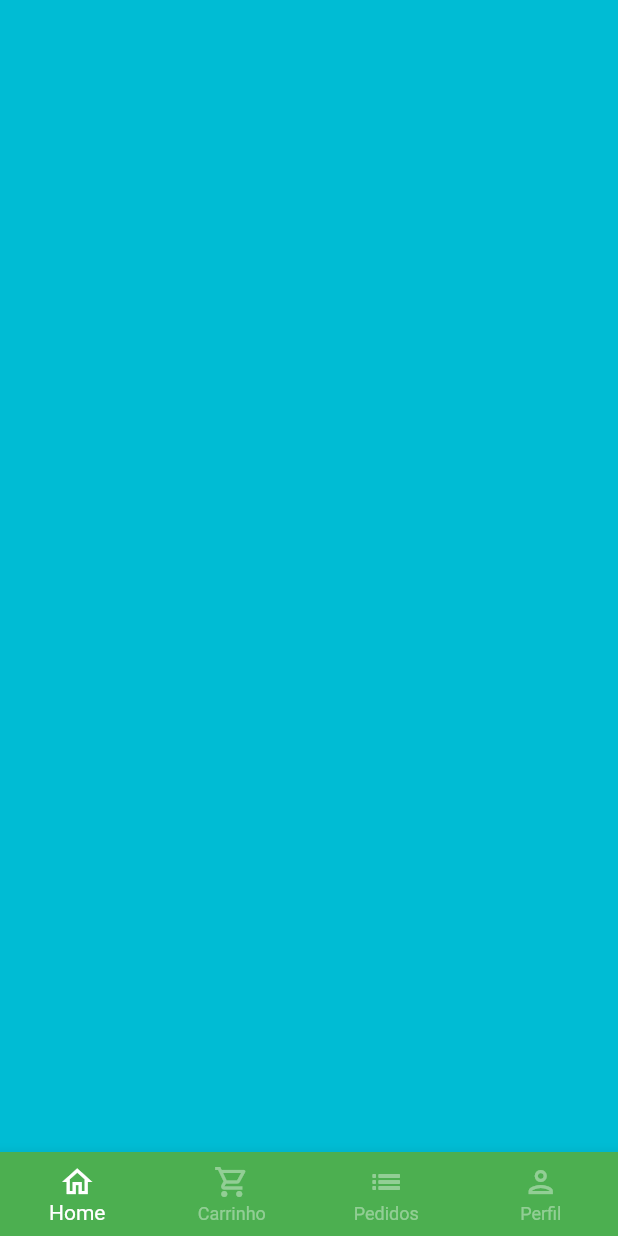
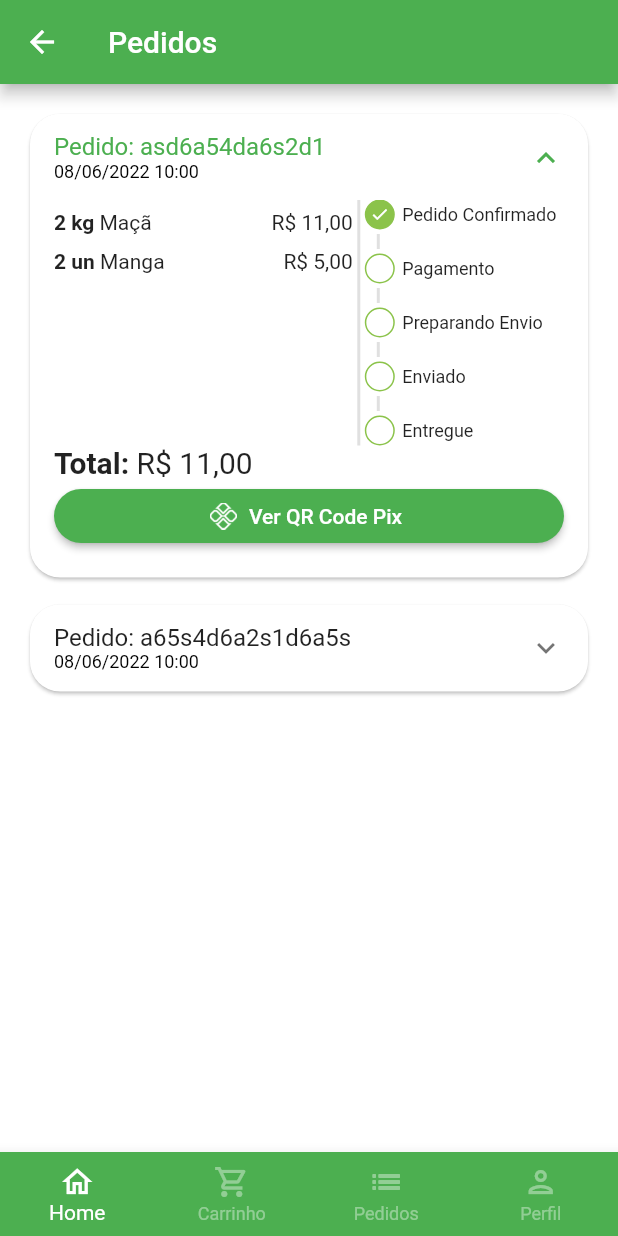
Before and after one commit to o-Angelo/flutter-and-getX, a Flutter app: the BaseScreen screen opened directly, swiped to page 3, on a phone screen of 412 x 824 dp. Run offline on Flutter 3.47's test engine with Material 2 defaults, Android fonts, the phone set to English and light mode, and no system bars; our stand-ins replace animated_text_kit, badges, mask_text_input_formatter, qr_flutter.

Commit message:
Order UI | Finished

```diff
--- a/lib/src/config/app_data.dart
+++ b/lib/src/config/app_data.dart
@@ -1,5 +1,6 @@
 import 'package:quitanda/src/models/cart_item_model.dart';
 import 'package:quitanda/src/models/item_model.dart';
+import 'package:quitanda/src/models/order_model.dart';
 import 'package:quitanda/src/models/user_model.dart';
 
 ItemModel apple = ItemModel(
@@ -96,3 +97,49 @@ UserModel user = UserModel(
   cpf: '999.999.999-99',
   password: '',
 );
+
+List<OrderModel> orders = [
+  // Pedido 01
+  OrderModel(
+    copyAndPaste: 'q1w2e3r4t5y6',
+    createdDateTime: DateTime.parse(
+      '2022-06-08 10:00:10.458',
+    ),
+    overdueDateTime: DateTime.parse(
+      '2024-06-08 11:00:10.458',
+    ),
+    id: 'asd6a54da6s2d1',
+    status: 'pending_payment',
+    total: 11.0,
+    items: [
+      CartItemModel(
+        item: apple,
+        quantity: 2,
+      ),
+      CartItemModel(
+        item: mango,
+        quantity: 2,
+      ),
+    ],
+  ),
+
+  // Pedido 02
+  OrderModel(
+    copyAndPaste: 'q1w2e3r4t5y6',
+    createdDateTime: DateTime.parse(
+      '2022-06-08 10:00:10.458',
+    ),
+    overdueDateTime: DateTime.parse(
+      '2024-06-08 11:00:10.458',
+    ),
+    id: 'a65s4d6a2s1d6a5s',
+    status: 'delivered',
+    total: 11.5,
+    items: [
+      CartItemModel(
+        item: guava,
+        quantity: 1,
+      ),
+    ],
+  ),
+];
--- /dev/null
+++ b/lib/src/models/order_model.dart
@@ -0,0 +1,21 @@
+import 'package:quitanda/src/models/cart_item_model.dart';
+
+class OrderModel {
+  String id;
+  String status;
+  String copyAndPaste;
+  DateTime createdDateTime;
+  DateTime overdueDateTime;
+  List<CartItemModel> items;
+  double total;
+
+  OrderModel({
+    required this.id,
+    required this.status,
+    required this.copyAndPaste,
+    required this.createdDateTime,
+    required this.overdueDateTime,
+    required this.items,
+    required this.total,
+  });
+}
--- a/lib/src/pages/base/base_screen.dart
+++ b/lib/src/pages/base/base_screen.dart
@@ -1,6 +1,7 @@
 import 'package:flutter/material.dart';
 import 'package:quitanda/src/pages/cart/cart_tab.dart';
 import 'package:quitanda/src/pages/home/home_tab.dart';
+import 'package:quitanda/src/pages/orders/orders_tab.dart';
 import 'package:quitanda/src/pages/profile/profile_tab.dart';
 
 class BaseScreen extends StatefulWidget {
@@ -20,11 +21,11 @@ class _BaseScreenState extends State<BaseScreen> {
       body: PageView(
         controller: pageController,
         physics: const NeverScrollableScrollPhysics(),
-        children: [
-          const HomeTab(),
-          const CartTab(),
-          Container(color: Colors.cyan),
-          const ProfileTab(),
+        children: const [
+          HomeTab(),
+          CartTab(),
+          OrdersTab(),
+          ProfileTab(),
         ],
       ),
       bottomNavigationBar: BottomNavigationBar(
--- a/lib/src/pages/cart/cart_tab.dart
+++ b/lib/src/pages/cart/cart_tab.dart
@@ -2,6 +2,7 @@ import 'package:flutter/material.dart';
 import 'package:quitanda/src/config/custom_colors.dart';
 import 'package:quitanda/src/models/cart_item_model.dart';
 import 'package:quitanda/src/pages/cart/components/cart_tile.dart';
+import 'package:quitanda/src/pages/common_widgets/payment_dialog.dart';
 import 'package:quitanda/src/services/utils_services.dart';
 import 'package:quitanda/src/config/app_data.dart' as appData;
 
@@ -92,6 +93,17 @@ class _CartTabState extends State<CartTab> {
                   child: ElevatedButton(
                     onPressed: () async {
                       bool? result = await showOrderConfirmation();
+
+                      if (result ?? false) {
+                        showDialog(
+                          context: context,
+                          builder: (context) {
+                            return PaymentDialog(
+                              order: appData.orders.first,
+                            );
+                          },
+                        );
+                      }
                     },
                     style: ElevatedButton.styleFrom(
                       backgroundColor: CustomColors.customSwatchColor,
--- /dev/null
+++ b/lib/src/pages/common_widgets/payment_dialog.dart
@@ -0,0 +1,102 @@
+import 'package:flutter/material.dart';
+import 'package:qr_flutter/qr_flutter.dart';
+import 'package:quitanda/src/models/order_model.dart';
+import 'package:quitanda/src/services/utils_services.dart';
+
+class PaymentDialog extends StatelessWidget {
+  final OrderModel order;
+
+  PaymentDialog({super.key, required this.order});
+
+  final UtilsServices utilsServices = UtilsServices();
+
+  @override
+  Widget build(BuildContext context) {
+    return Dialog(
+      shape: RoundedRectangleBorder(borderRadius: BorderRadius.circular(20)),
+      child: Stack(
+        alignment: Alignment.center,
+        children: [
+          // Conteudo
+          Padding(
+            padding: const EdgeInsets.all(8.0),
+            child: Column(
+              mainAxisSize: MainAxisSize.min,
+              children: [
+                const Padding(
+                  padding: EdgeInsets.symmetric(vertical: 10),
+                  child: Text(
+                    'Pagamento via PIX',
+                    style: TextStyle(
+                      fontWeight: FontWeight.bold,
+                      fontSize: 18,
+                    ),
+                  ),
+                ),
+
+                // qr code
+                QrImage(
+                  data: 'hahahahah',
+                  version: QrVersions.auto,
+                  size: 200,
+                ),
+
+                // vencimento
+                Text(
+                  'Vencimento: ${utilsServices.formatDateTime(order.overdueDateTime)}',
+                  style: const TextStyle(
+                    fontSize: 12,
+                  ),
+                ),
+
+                // total
+                Text(
+                  'Total: ${utilsServices.priceToCurrency(order.total)}',
+                  style: const TextStyle(
+                    fontSize: 17,
+                    fontWeight: FontWeight.bold,
+                  ),
+                ),
+
+                // copia e cola
+                OutlinedButton.icon(
+                  onPressed: () {},
+                  style: OutlinedButton.styleFrom(
+                    shape: RoundedRectangleBorder(
+                      borderRadius: BorderRadius.circular(20),
+                    ),
+                    side: const BorderSide(
+                      width: 2,
+                      color: Colors.green,
+                    ),
+                  ),
+                  icon: const Icon(
+                    Icons.copy,
+                    size: 15,
+                  ),
+                  label: const Text(
+                    'Copiar Código PIX',
+                    style: TextStyle(
+                      fontSize: 13,
+                    ),
+                  ),
+                ),
+              ],
+            ),
+          ),
+
+          Positioned(
+            top: 0,
+            right: 0,
+            child: IconButton(
+              onPressed: () {
+                Navigator.of(context).pop();
+              },
+              icon: const Icon(Icons.close),
+            ),
+          )
+        ],
+      ),
+    );
+  }
+}
--- /dev/null
+++ b/lib/src/pages/orders/components/order_status_widget.dart
@@ -0,0 +1,128 @@
+import 'package:flutter/material.dart';
+import 'package:quitanda/src/config/custom_colors.dart';
+
+class OrderStatusWidget extends StatelessWidget {
+  final String status;
+  final bool isOverdue;
+
+  final Map<String, int> allStatus = <String, int>{
+    'pending_payment': 0,
+    'refunded': 1,
+    'paid': 2,
+    'preparing_purchase': 3,
+    'shipping': 4,
+    'delivered': 5,
+  };
+
+  int get currentStatus => allStatus[status]!;
+
+  OrderStatusWidget({
+    super.key,
+    required this.status,
+    required this.isOverdue,
+  });
+
+  @override
+  Widget build(BuildContext context) {
+    return Column(
+      crossAxisAlignment: CrossAxisAlignment.start,
+      children: [
+        const _StatusDot(
+          isActive: true,
+          title: 'Pedido Confirmado',
+        ),
+        const _CustomDivider(),
+        if (currentStatus == 1) ...[
+          const _StatusDot(
+            isActive: true,
+            title: 'Pix Extornado',
+            backgroundColor: Colors.orange,
+          )
+        ] else if (isOverdue) ...[
+          const _StatusDot(
+            isActive: true,
+            title: 'Pagamento Pix Vencido',
+            backgroundColor: Colors.red,
+          )
+        ] else ...[
+          _StatusDot(isActive: currentStatus >= 2, title: 'Pagamento'),
+          const _CustomDivider(),
+          _StatusDot(isActive: currentStatus >= 3, title: 'Preparando Envio'),
+          const _CustomDivider(),
+          _StatusDot(isActive: currentStatus >= 4, title: 'Enviado'),
+          const _CustomDivider(),
+          _StatusDot(isActive: currentStatus == 5, title: 'Entregue'),
+        ]
+      ],
+    );
+  }
+}
+
+class _CustomDivider extends StatelessWidget {
+  const _CustomDivider({super.key});
+
+  @override
+  Widget build(BuildContext context) {
+    return Container(
+      margin: const EdgeInsets.symmetric(
+        horizontal: 8,
+        vertical: 3,
+      ),
+      height: 10,
+      width: 2,
+      color: Colors.grey.shade300,
+    );
+  }
+}
+
+class _StatusDot extends StatelessWidget {
+  final bool isActive;
+  final String title;
+  final Color? backgroundColor;
+
+  const _StatusDot({
+    required this.isActive,
+    required this.title,
+    this.backgroundColor,
+  });
+
+  @override
+  Widget build(BuildContext context) {
+    return Row(
+      children: [
+        // dot
+        Container(
+          alignment: Alignment.center,
+          height: 20,
+          width: 20,
+          decoration: BoxDecoration(
+            shape: BoxShape.circle,
+            border: Border.all(color: CustomColors.customSwatchColor),
+            color: isActive
+                ? backgroundColor ?? CustomColors.customSwatchColor
+                : Colors.transparent,
+          ),
+          child: isActive
+              ? const Icon(
+                  Icons.check,
+                  size: 13,
+                  color: Colors.white,
+                )
+              : const SizedBox.shrink(),
+        ),
+
+        const SizedBox(
+          width: 5,
+        ),
+
+        // texto
+        Expanded(
+          child: Text(
+            title,
+            style: const TextStyle(fontSize: 12),
+          ),
+        ),
+      ],
+    );
+  }
+}
--- /dev/null
+++ b/lib/src/pages/orders/components/order_tile.dart
@@ -0,0 +1,157 @@
+import 'package:flutter/material.dart';
+import 'package:quitanda/src/models/cart_item_model.dart';
+import 'package:quitanda/src/models/order_model.dart';
+import 'package:quitanda/src/pages/common_widgets/payment_dialog.dart';
+import 'package:quitanda/src/pages/orders/components/order_status_widget.dart';
+import 'package:quitanda/src/services/utils_services.dart';
+
+class OrderTile extends StatelessWidget {
+  final OrderModel order;
+  final UtilsServices utilsServices = UtilsServices();
+
+  OrderTile({super.key, required this.order});
+
+  @override
+  Widget build(BuildContext context) {
+    return Card(
+      shape: RoundedRectangleBorder(borderRadius: BorderRadius.circular(20)),
+      child: Theme(
+        data: Theme.of(context).copyWith(dividerColor: Colors.transparent),
+        child: ExpansionTile(
+          initiallyExpanded: order.status == 'pending_payment',
+          title: Column(
+            mainAxisSize: MainAxisSize.min,
+            crossAxisAlignment: CrossAxisAlignment.start,
+            children: [
+              Text('Pedido: ${order.id}'),
+              Text(
+                utilsServices.formatDateTime(order.createdDateTime),
+                style: const TextStyle(fontSize: 12, color: Colors.black),
+              ),
+            ],
+          ),
+          childrenPadding: const EdgeInsets.fromLTRB(16, 0, 16, 16),
+          expandedCrossAxisAlignment: CrossAxisAlignment.stretch,
+          children: [
+            IntrinsicHeight(
+              child: Row(
+                children: [
+                  // lista produtos
+                  Expanded(
+                    flex: 3,
+                    child: SizedBox(
+                      height: 150,
+                      child: ListView(
+                        children: order.items.map((orderItem) {
+                          return _OrderItemWidget(
+                            utilsServices: utilsServices,
+                            orderItem: orderItem,
+                          );
+                        }).toList(),
+                      ),
+                    ),
+                  ),
+
+                  // divisao
+                  VerticalDivider(
+                    color: Colors.grey.shade300,
+                    thickness: 2,
+                    width: 8,
+                  ),
+
+                  // status pedido
+                  Expanded(
+                    flex: 2,
+                    child: OrderStatusWidget(
+                      status: order.status,
+                      isOverdue: order.overdueDateTime.isBefore(DateTime.now()),
+                    ),
+                  ),
+                ],
+              ),
+            ),
+
+            // total
+            Text.rich(
+              TextSpan(
+                style: const TextStyle(fontSize: 20),
+                children: [
+                  const TextSpan(
+                    text: 'Total: ',
+                    style: TextStyle(
+                      fontWeight: FontWeight.bold,
+                    ),
+                  ),
+                  TextSpan(
+                    text: utilsServices.priceToCurrency(order.total),
+                  ),
+                ],
+              ),
+            ),
+
+            // botao pagamento
+            Visibility(
+              visible: order.status == 'pending_payment',
+              child: ElevatedButton.icon(
+                onPressed: () {
+                  showDialog(
+                    context: context,
+                    builder: (context) {
+                      return PaymentDialog(
+                        order: order,
+                      );
+                    },
+                  );
+                },
+                icon: Image.asset(
+                  'assets/app_images/pix.png',
+                  height: 18,
+                ),
+                label: const Text('Ver QR Code Pix'),
+                style: ElevatedButton.styleFrom(
+                  shape: RoundedRectangleBorder(
+                    borderRadius: BorderRadius.circular(20),
+                  ),
+                ),
+              ),
+            ),
+          ],
+        ),
+      ),
+    );
+  }
+}
+
+class _OrderItemWidget extends StatelessWidget {
+  const _OrderItemWidget({
+    Key? key,
+    required this.utilsServices,
+    required this.orderItem,
+  }) : super(key: key);
+
+  final UtilsServices utilsServices;
+  final CartItemModel orderItem;
+
+  @override
+  Widget build(BuildContext context) {
+    return Padding(
+      padding: const EdgeInsets.only(bottom: 10),
+      child: Row(
+        children: [
+          Text(
+            '${orderItem.quantity} ${orderItem.item.unit} ',
+            style: const TextStyle(
+              fontWeight: FontWeight.bold,
+            ),
+          ),
+          Expanded(child: Text(orderItem.item.itemName)),
+          Text(
+            utilsServices.priceToCurrency(
+              orderItem.totalPrice(),
+            ),
+          ),
+        ],
+      ),
+    );
+  }
+}
--- /dev/null
+++ b/lib/src/pages/orders/orders_tab.dart
@@ -0,0 +1,23 @@
+import 'package:flutter/material.dart';
+import 'package:quitanda/src/config/app_data.dart' as appData;
+import 'package:quitanda/src/pages/orders/components/order_tile.dart';
+
+class OrdersTab extends StatelessWidget {
+  const OrdersTab({super.key});
+
+  @override
+  Widget build(BuildContext context) {
+    return Scaffold(
+      appBar: AppBar(
+        title: const Text('Pedidos'),
+      ),
+      body: ListView.separated(
+        padding: const EdgeInsets.all(16),
+        physics: const BouncingScrollPhysics(),
+        separatorBuilder: (_, index) => const SizedBox(height: 10),
+        itemBuilder: ((_, index) => OrderTile(order: appData.orders[index])),
+        itemCount: appData.orders.length,
+      ),
+    );
+  }
+}
--- a/lib/src/services/utils_services.dart
+++ b/lib/src/services/utils_services.dart
@@ -1,4 +1,5 @@
 import 'package:intl/intl.dart';
+import 'package:intl/date_symbol_data_local.dart';
 
 class UtilsServices {
   // Retornar R$ + Valor
@@ -7,4 +8,11 @@ class UtilsServices {
 
     return numberFormat.format(price);
   }
+
+  // retorna data formatada
+  String formatDateTime(DateTime dateTime) {
+    initializeDateFormatting();
+    DateFormat dateFormat = DateFormat.yMd('pt_BR').add_Hm();
+    return dateFormat.format(dateTime);
+  }
 }
--- a/pubspec.yaml
+++ b/pubspec.yaml
@@ -40,6 +40,8 @@ dependencies:
   mask_text_input_formatter: ^2.5.0
   badges:
   intl: ^0.18.1
+  qr_flutter:
+  add_to_cart_animation: ^0.0.7
 
 dev_dependencies:
   flutter_test:
@@ -66,6 +68,7 @@ flutter:
   # To add assets to your application, add an assets section, like this:
   assets:
     - assets/fruits/
+    - assets/app_images/
     # - images/a_dot_ham.jpeg
 
   # An image asset can refer to one or more resolution-specific "variants", see
```
Also changed, not shown: assets/app_images/pix.png (added), pubspec.lock.
